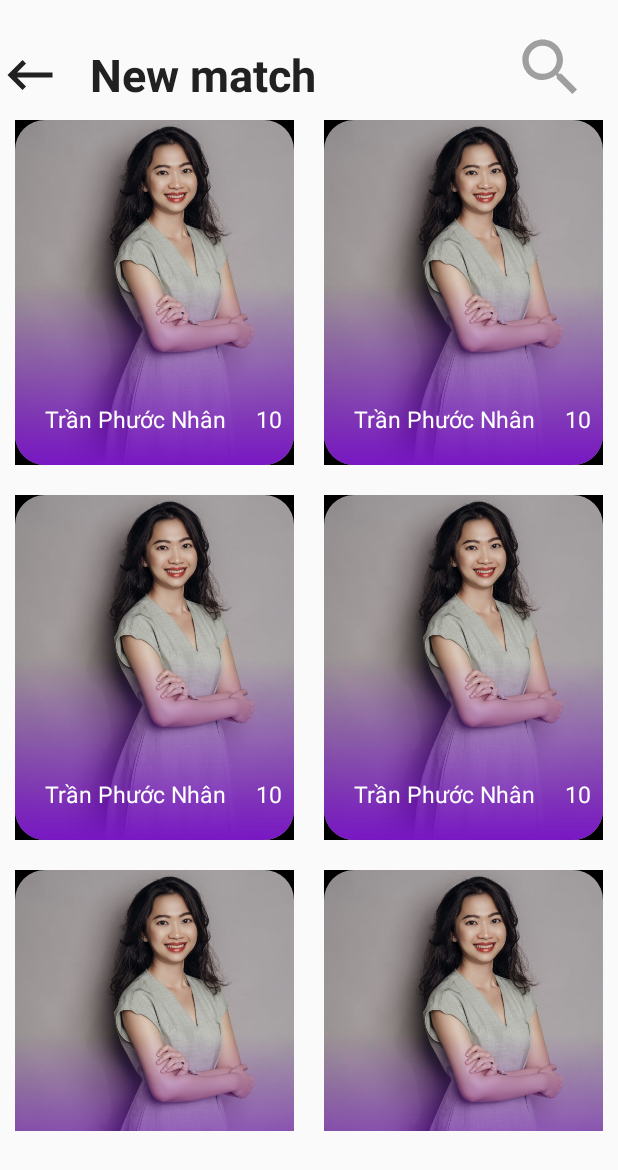
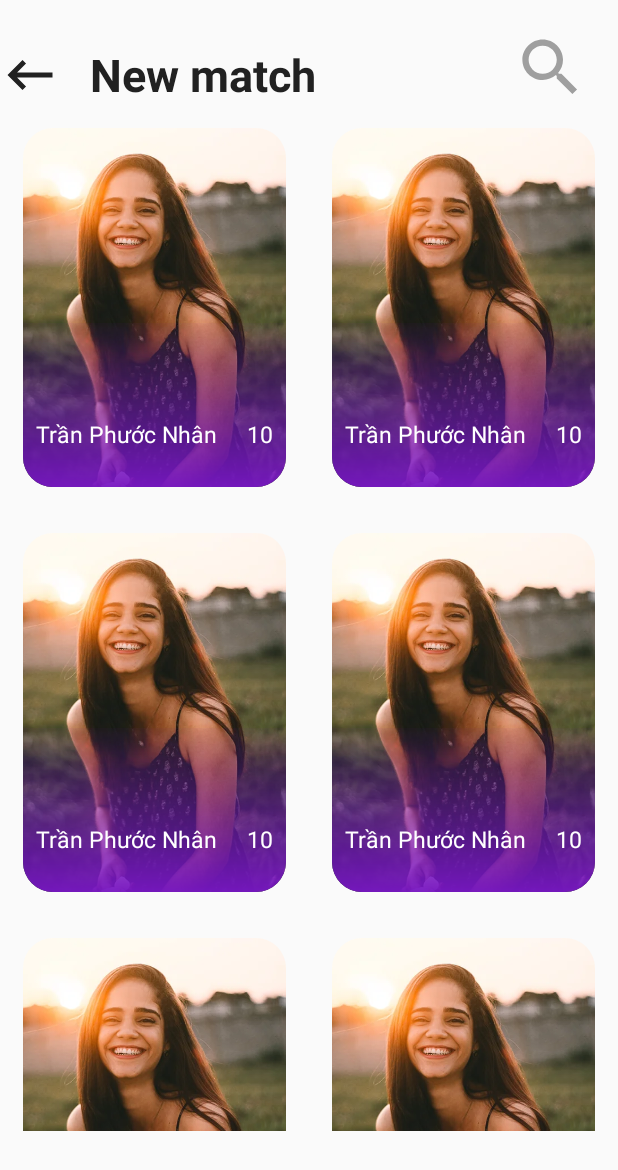
Before and after one commit to tpnhanhcmute/dattingapp, an Android app: the fragment MatchFragment shown on its own in the app's theme, on a phone screen of 412 x 824 dp. Shown: the top 1170 px of the screen. Run offline under Robolectric (Android 15) with nearby library versions, the light colour scheme and no system bars.

Commit message:
fix bug màu đen viền match holder

```diff
--- a/app/src/main/AndroidManifest.xml
+++ b/app/src/main/AndroidManifest.xml
@@ -27,14 +27,10 @@
         android:theme="@style/Theme.AppCompat.Light.NoActionBar"
         tools:targetApi="31">
         <activity
-            android:name=".Setting"
-            android:exported="false"></activity>
-        <activity
-            android:name=".SigninActivity"
+            android:name=".MainActivity"
             android:exported="true">
             <intent-filter>
                 <action android:name="android.intent.action.MAIN" />
-
                 <category android:name="android.intent.category.LAUNCHER" />
             </intent-filter>
         </activity>
--- a/app/src/main/res/layout/activity_add_picture.xml
+++ b/app/src/main/res/layout/activity_add_picture.xml
@@ -74,7 +74,9 @@
                             android:layout_margin="10dp"
                             android:background="@drawable/wireframe_violet_shape"
                             android:scaleType="centerCrop"
-                            app:shapeAppearance="@style/PictureHolder"></com.google.android.material.imageview.ShapeableImageView>
+                            app:shapeAppearance="@style/PictureHolder">
+
+                        </com.google.android.material.imageview.ShapeableImageView>
 
                         <TextView
                             android:layout_width="50dp"
--- a/app/src/main/res/layout/fragment_match.xml
+++ b/app/src/main/res/layout/fragment_match.xml
@@ -3,8 +3,7 @@
     xmlns:app="http://schemas.android.com/apk/res-auto"
     xmlns:tools="http://schemas.android.com/tools"
     android:layout_width="match_parent"
-    android:layout_height="match_parent"
-    tools:context=".MatchFragment">
+    android:layout_height="match_parent">
 
     <LinearLayout
         android:layout_width="match_parent"
--- a/app/src/main/res/layout/holder_match.xml
+++ b/app/src/main/res/layout/holder_match.xml
@@ -1,5 +1,5 @@
 <?xml version="1.0" encoding="utf-8"?>
-<GridLayout
+<RelativeLayout
     xmlns:android="http://schemas.android.com/apk/res/android"
     xmlns:app="http://schemas.android.com/apk/res-auto"
     xmlns:tools="http://schemas.android.com/tools"
@@ -9,31 +9,33 @@
     <RelativeLayout
         android:layout_width="match_parent"
         android:layout_height="250dp"
-        tools:ignore="MissingConstraints">
-        <com.google.android.material.imageview.ShapeableImageView
-            android:layout_width="match_parent"
-            android:layout_height="match_parent"
-            android:layout_margin="10dp"
-            android:scaleType="centerCrop"
-            android:src="@drawable/profile"
-            app:shapeAppearance="@style/PictureHolder">
-        </com.google.android.material.imageview.ShapeableImageView>
+        android:layout_margin="10dp"
+        >
         <com.google.android.material.imageview.ShapeableImageView
             android:layout_alignParentBottom="true"
             android:layout_width="match_parent"
+            android:layout_height="match_parent"
+            android:gravity="center|bottom"
+            android:padding="5dp"
+            android:scaleType="centerCrop"
+            app:shapeAppearanceOverlay="@style/PictureHolder"
+            app:srcCompat="@drawable/profile2"/>
+
+        <com.google.android.material.imageview.ShapeableImageView
+            android:padding="5dp"
+            android:layout_alignParentBottom="true"
+            android:layout_width="match_parent"
             android:layout_height="120dp"
-            android:layout_margin="10dp"
             android:gravity="center|bottom"
-            android:src="@drawable/gradiant_match_holder"
+            android:background="@drawable/gradiant_match_holder"
             app:shapeAppearance="@style/MatchHolder"/>
        <LinearLayout
            android:layout_width="match_parent"
            android:layout_height="match_parent"
 
-           android:gravity="left|bottom"
+           android:gravity="center|bottom"
            android:orientation="horizontal"
-           android:layout_marginBottom="30dp"
-           android:layout_marginLeft="30dp">
+           android:paddingBottom="30dp">
            <TextView
                android:gravity="left|bottom"
 
@@ -43,10 +45,13 @@
                android:textColor="@color/white"
                android:textSize="15dp"
                android:text="Trần Phước Nhân" />
+
            <Space
                android:layout_width="wrap_content"
                android:layout_height="wrap_content"
-               android:layout_margin="10dp"></Space>
+               android:layout_margin="10dp">
+
+           </Space>
            <TextView
 
                android:id="@+id/textViewNameOld"
@@ -59,4 +64,4 @@
        </LinearLayout>
     </RelativeLayout>
 
-</GridLayout>
+</RelativeLayout>
--- a/app/src/main/res/values/style.xml
+++ b/app/src/main/res/values/style.xml
@@ -12,11 +12,13 @@
         <item name="cornerFamily">cut</item>
         <item name="cornerSize">50%</item>
     </style>
+
     <style name="PictureHolder">
         <item name="cornerFamily">rounded</item>
         <item name="cornerSize">20dp</item>
     </style>
-    <style name="MatchHolder">
+
+    <style name="MatchHolder" parent="">
         <item name="cornerFamily">rounded</item>
         <item name="cornerSizeBottomRight">20dp</item>
         <item name="cornerSizeBottomLeft">20dp</item>
--- a/app/src/main/res/values/themes.xml
+++ b/app/src/main/res/values/themes.xml
@@ -19,7 +19,7 @@
         <item name="windowNoTitle">true</item>
     </style>
 
-    <style name="AppBarOverlay" parent="ThemeOverlay.AppCompat.Dark.ActionBar" />
+    <style name="AppBarOverlay" parent="ThemeOverlay.AppCompat.Light" />
 
     <style name="PopupOverlay" parent="ThemeOverlay.AppCompat.Light" />
 </resources>
```
Also changed, not shown: app/src/main/res/values-night/themes.xml (+8 -0 lines).
